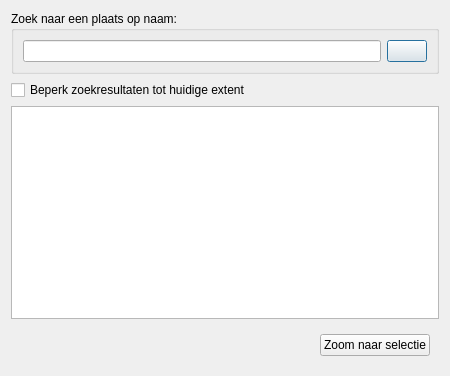
Old version of the form ui_geopunt4QgisPoi.ui in the repository warrieka/geopunt4Qgis.
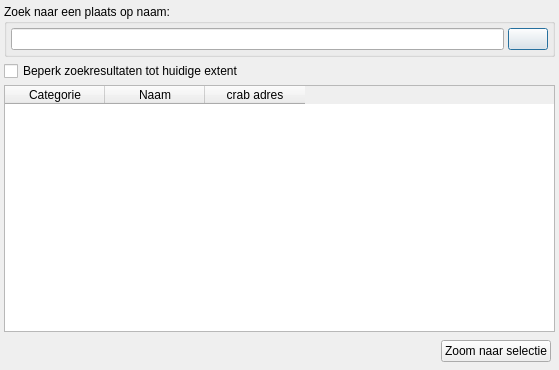
New version of the form. Icons and pictures are not drawn.

Commit message: changed list in poi dialog to table

Diff of the .ui file:
```diff
--- a/ui_geopunt4QgisPoi.ui
+++ b/ui_geopunt4QgisPoi.ui
@@ -6,8 +6,8 @@
    <rect>
     <x>0</x>
     <y>0</y>
-    <width>450</width>
-    <height>376</height>
+    <width>559</width>
+    <height>370</height>
    </rect>
   </property>
   <property name="windowTitle">
@@ -17,6 +17,9 @@
    <iconset resource="resources.qrc">
     <normaloff>:/plugins/geopunt4Qgis/images/geopuntPoiSmall.png</normaloff>:/plugins/geopunt4Qgis/images/geopuntPoiSmall.png</iconset>
   </property>
+  <property name="sizeGripEnabled">
+   <bool>false</bool>
+  </property>
   <layout class="QVBoxLayout" name="verticalLayout">
    <item>
     <widget class="QGroupBox" name="groupBox">
@@ -52,7 +55,53 @@
     </widget>
    </item>
    <item>
-    <widget class="QListWidget" name="resultLijst"/>
+    <widget class="QTableWidget" name="resultLijst">
+     <property name="frameShape">
+      <enum>QFrame::StyledPanel</enum>
+     </property>
+     <property name="verticalScrollBarPolicy">
+      <enum>Qt::ScrollBarAsNeeded</enum>
+     </property>
+     <property name="editTriggers">
+      <set>QAbstractItemView::NoEditTriggers</set>
+     </property>
+     <property name="selectionMode">
+      <enum>QAbstractItemView::ExtendedSelection</enum>
+     </property>
+     <property name="selectionBehavior">
+      <enum>QAbstractItemView::SelectRows</enum>
+     </property>
+     <property name="sortingEnabled">
+      <bool>true</bool>
+     </property>
+     <property name="rowCount">
+      <number>0</number>
+     </property>
+     <attribute name="horizontalHeaderShowSortIndicator" stdset="0">
+      <bool>true</bool>
+     </attribute>
+     <attribute name="horizontalHeaderStretchLastSection">
+      <bool>false</bool>
+     </attribute>
+     <attribute name="verticalHeaderShowSortIndicator" stdset="0">
+      <bool>false</bool>
+     </attribute>
+     <column>
+      <property name="text">
+       <string>Categorie</string>
+      </property>
+     </column>
+     <column>
+      <property name="text">
+       <string>Naam</string>
+      </property>
+     </column>
+     <column>
+      <property name="text">
+       <string>crab adres</string>
+      </property>
+     </column>
+    </widget>
    </item>
    <item>
     <widget class="QWidget" name="widget" native="true">
@@ -82,6 +131,7 @@
    </item>
   </layout>
  </widget>
+ <layoutdefault spacing="4" margin="4"/>
  <resources>
   <include location="resources.qrc"/>
  </resources>
```
Left out of the diff: 1 changed line with no effect on the pictures. The commit also changes 5 other files.
